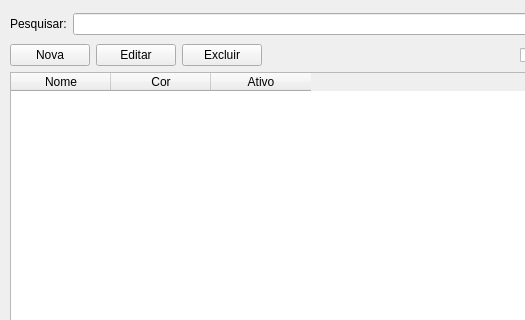
danielghirghi/fortuna, file tags/TagsWidget.ui: the form before one commit; both pictures show x 0 to 525 and y 0 to 320 of the 640 by 480 pixel window.
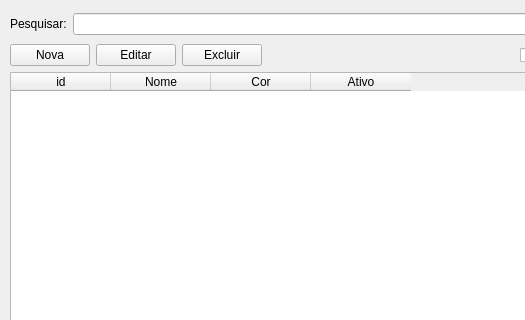
The form after the commit.

The edit to the form file:
```diff
--- a/tags/TagsWidget.ui
+++ b/tags/TagsWidget.ui
@@ -101,8 +101,13 @@
     <item>
      <widget class="QTableWidget" name="tblTags">
       <property name="columnCount">
-       <number>3</number>
+       <number>4</number>
       </property>
+      <column>
+       <property name="text">
+        <string>id</string>
+       </property>
+      </column>
       <column>
        <property name="text">
         <string>Nome</string>
```
